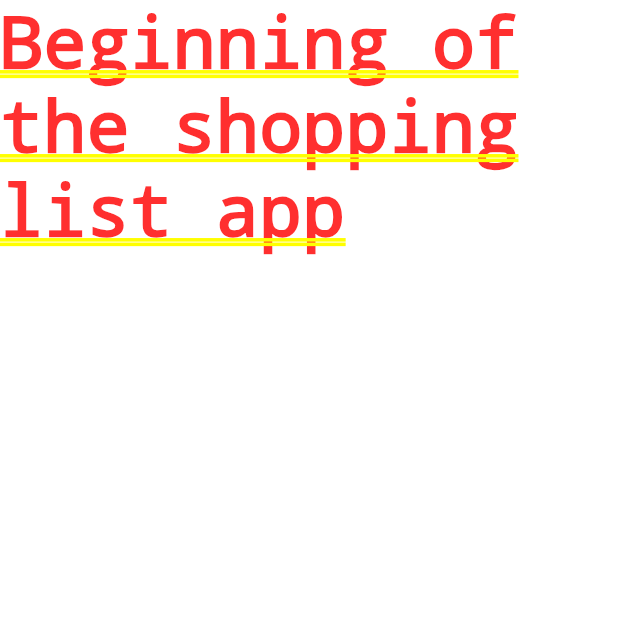
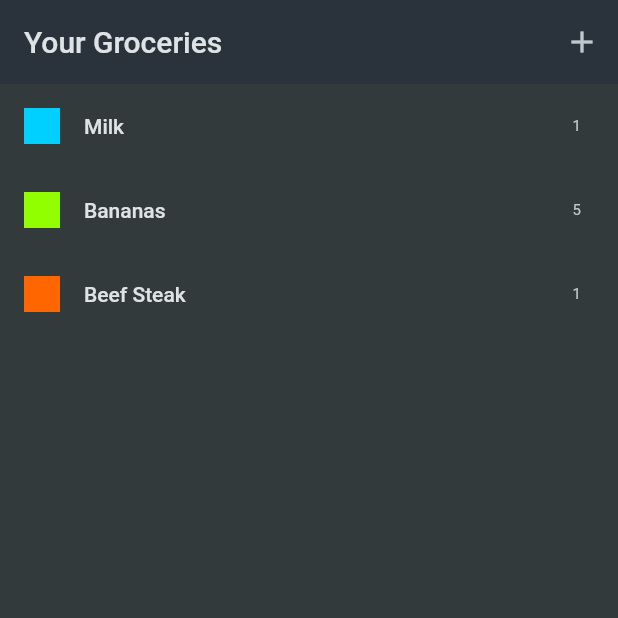
Before and after one commit to RolandMarton/flutter_shopping_list_app, a Flutter app: the screen it shows after launch, on a phone screen of 412 x 824 dp, the top half of it. Run offline on Flutter 3.47's test engine with Material 2 defaults, Android fonts, the phone set to English and light mode, and no system bars.

Commit message:
Created UI and added New item screen + route

```diff
--- a/lib/main.dart
+++ b/lib/main.dart
@@ -1,4 +1,5 @@
 import 'package:flutter/material.dart';
+import 'package:shopping_list_app/widgets/grocery_list.dart';
 
 void main() {
   runApp(const MyApp());
@@ -21,7 +22,7 @@ class MyApp extends StatelessWidget {
         ),
         scaffoldBackgroundColor: const Color.fromARGB(255, 50, 58, 60),
       ),
-      home: const Text('Beginning of the shopping list app'),
+      home: const GroceryList(),
     );
   }
 }
--- /dev/null
+++ b/lib/widgets/grocery_list.dart
@@ -0,0 +1,48 @@
+import 'package:flutter/material.dart';
+
+import 'package:shopping_list_app/data/dummy_items.dart';
+import 'package:shopping_list_app/widgets/new_item.dart';
+
+class GroceryList extends StatefulWidget {
+  const GroceryList({super.key});
+
+  @override
+  State<GroceryList> createState() => _GroceryListState();
+}
+
+class _GroceryListState extends State<GroceryList> {
+  void _addItem() {
+    Navigator.of(context).push(
+      MaterialPageRoute(
+        builder: (ctx) => const NewItem(),
+      ),
+    );
+  }
+
+  @override
+  Widget build(BuildContext context) {
+    return Scaffold(
+      appBar: AppBar(
+        title: const Text('Your Groceries'),
+        actions: [
+          IconButton(
+            onPressed: _addItem,
+            icon: const Icon(Icons.add),
+          ),
+        ],
+      ),
+      body: ListView.builder(
+        itemCount: groceryItems.length,
+        itemBuilder: (ctx, index) => ListTile(
+          title: Text(groceryItems[index].name),
+          leading: Container(
+            width: 24,
+            height: 24,
+            color: groceryItems[index].category.color,
+          ),
+          trailing: Text(groceryItems[index].quantity.toString()),
+        ),
+      ),
+    );
+  }
+}
```
Also changed, not shown: lib/widgets/new_item.dart (added, +25 -0 lines).
